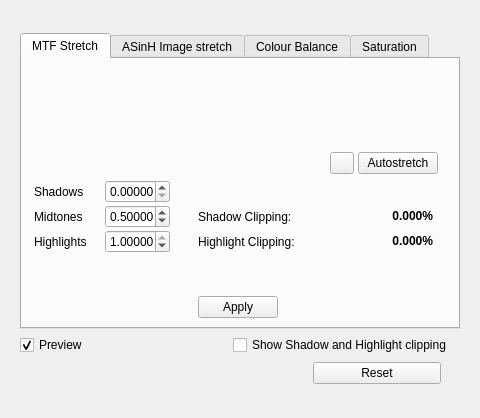
Above: DeepSkyStacker/ui/ProcessingControls.ui from deepskystacker/DSS before the change; both pictures show x 0 to 480 and y 0 to 418 of the 993 by 418 pixel window. Below: the same form after it.
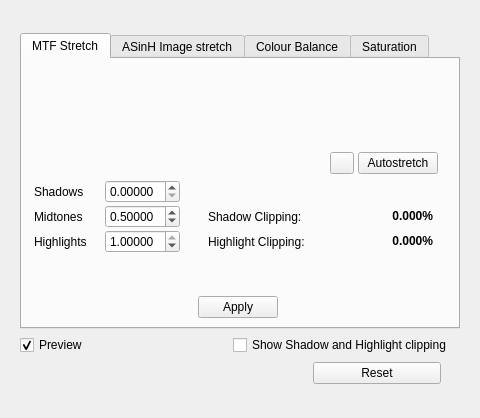
That is the form after the change. The open tabs and pages were chosen to show the change. Icons and pictures are not drawn. Custom widgets are drawn as their Qt base class.

Commit message: Enlarge MTF spin boxes as they were too small on macOS

Diff of the .ui file:
```diff
--- a/DeepSkyStacker/ui/ProcessingControls.ui
+++ b/DeepSkyStacker/ui/ProcessingControls.ui
@@ -242,7 +242,7 @@
                <widget class="QDoubleSpinBox" name="mtfShadowsSpinBox">
                 <property name="minimumSize">
                  <size>
-                  <width>65</width>
+                  <width>75</width>
                   <height>0</height>
                  </size>
                 </property>
@@ -324,7 +324,7 @@
                <widget class="QDoubleSpinBox" name="mtfMidtonesSpinBox">
                 <property name="minimumSize">
                  <size>
-                  <width>65</width>
+                  <width>75</width>
                   <height>0</height>
                  </size>
                 </property>
@@ -418,7 +418,7 @@
                <widget class="QDoubleSpinBox" name="mtfHighlightsSpinBox">
                 <property name="minimumSize">
                  <size>
-                  <width>65</width>
+                  <width>75</width>
                   <height>0</height>
                  </size>
                 </property>
```
Left out of the diff: 2 changed lines with no effect on the pictures.
